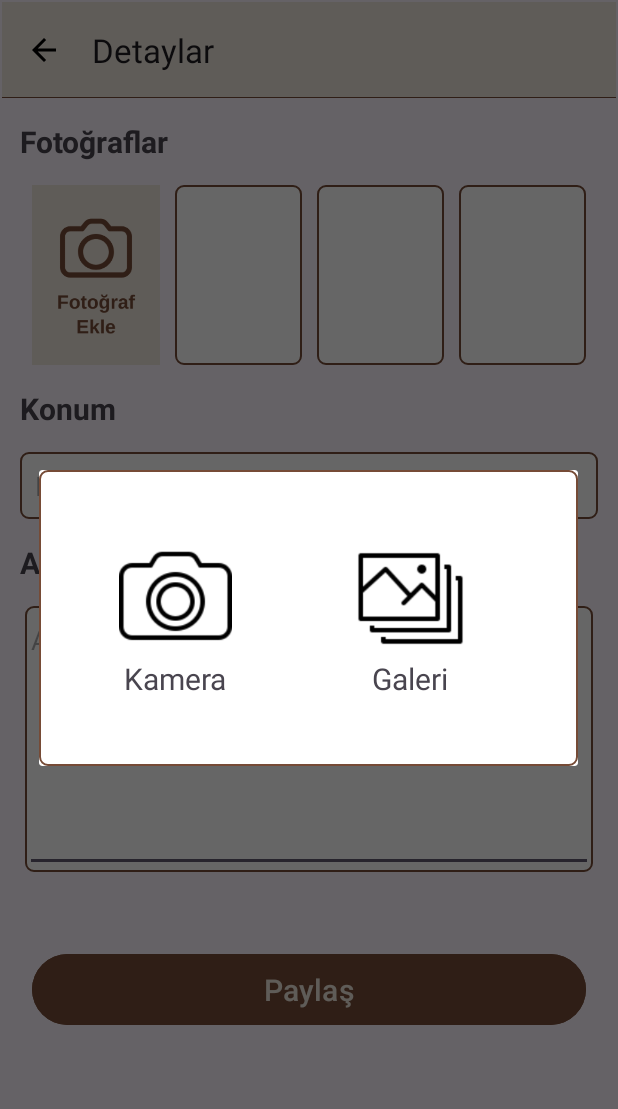
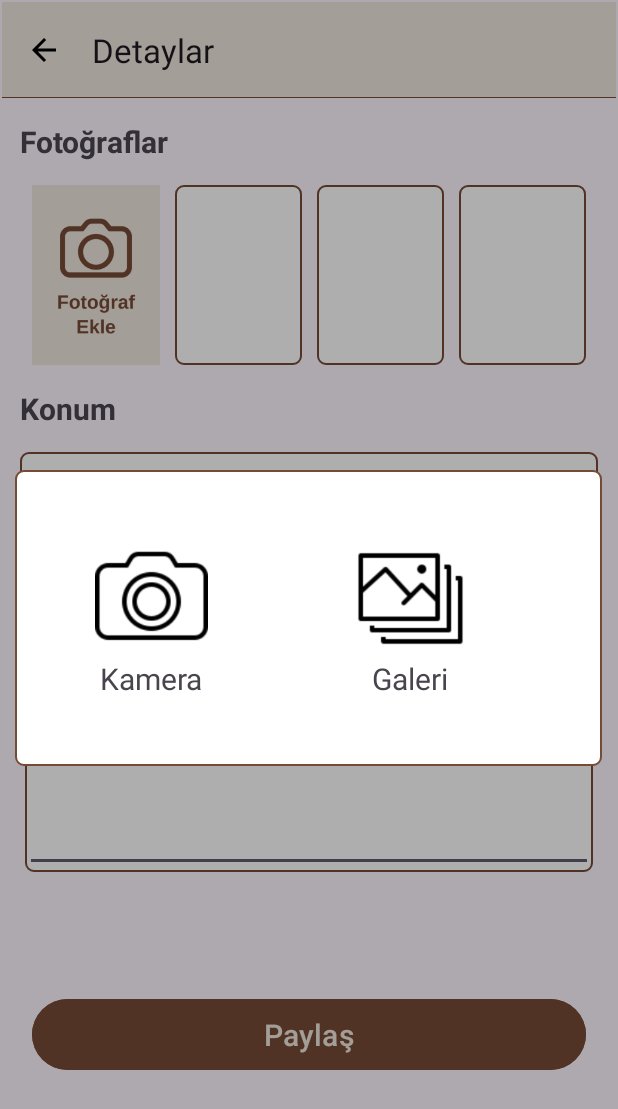
Before and after one commit to mustafaozger/KonumLA, an Android app: the screen it shows after launch (MainActivity), after a tap on an icon or button, on a phone screen of 412 x 824 dp. Shown: the top 1109 px of the screen. Run offline under Robolectric (Android 15) with nearby library versions, the light colour scheme and no system bars; our stand-ins replace data binding; libraries missing offline, so code that uses them is left out: com.github.dhaval2404.imagepicker.

Commit message:
detail page

```diff
--- a/app/src/main/java/com/example/mevltbul/Pages/AddDetailPage.kt
+++ b/app/src/main/java/com/example/mevltbul/Pages/AddDetailPage.kt
@@ -1,48 +1,35 @@
 package com.example.mevltbul.Pages
-
 import android.app.Activity
-import android.app.AlertDialog
 import android.app.Dialog
 import android.content.Intent
 import android.graphics.Color
 import android.graphics.drawable.ColorDrawable
 import android.net.Uri
 import android.os.Bundle
+import android.util.Log
 import androidx.fragment.app.Fragment
 import android.view.LayoutInflater
 import android.view.View
 import android.view.ViewGroup
-import android.view.Window
-import android.widget.Button
 import android.widget.ImageView
 import android.widget.Toast
-import androidx.activity.result.contract.ActivityResultContracts
-import androidx.fragment.app.DialogFragment
-import androidx.recyclerview.widget.RecyclerView.LayoutManager
+import androidx.appcompat.app.AlertDialog
 import com.example.mevltbul.Classes.Marker
 import com.example.mevltbul.R
 import com.example.mevltbul.Repository.DetailPageDaoRepository
 import com.example.mevltbul.databinding.FragmentAddDetailPageBinding
 import com.github.dhaval2404.imagepicker.ImagePicker
-import com.github.dhaval2404.imagepicker.constant.ImageProvider
+import com.github.dhaval2404.imagepicker.ImagePickerActivity
+import com.github.dhaval2404.imagepicker.ImagePickerFileProvider
 import java.util.LinkedList
 import java.util.Queue
-import java.util.Stack
 
 class AddDetailPage : Fragment()  {
     val imageViewList:Queue<ImageView> = LinkedList()
-    val uriList: Queue<Uri> = LinkedList()
     lateinit var binding:FragmentAddDetailPageBinding
     private var selectedImageView:ImageView?=null
-    val hashMap=HashMap<ImageView,Uri?>()
+    val uriList=ArrayList<Uri?>()
 
-    init {
-        uriList.add(null)
-        uriList.add(null)
-        uriList.add(null)
-        uriList.add(null)
-
-    }
 
 
 //    val launcher=registerForActivityResult(ActivityResultContracts.StartIntentSenderForResult()){
@@ -76,9 +63,8 @@ class AddDetailPage : Fragment()  {
             selectedImageView=binding.addImage1
             showAllert()
 
-
         }
-        binding.textView2.setOnClickListener{
+        binding.addImage2.setOnClickListener{
             selectedImageView=binding.addImage2
             showAllert()
         }
@@ -95,19 +81,10 @@ class AddDetailPage : Fragment()  {
 
 
         binding.btnShare.setOnClickListener {
-            val mar=Marker(
-                "dsa",
-                "dsdas",
-                "dsad",
-                binding.txtDetail.text.toString(),
-                uriList.poll()?.toString(),
-                uriList.poll()?.toString(),
-                uriList.poll()?.toString(),
-                uriList.poll()?.toString()
-            )
+
 
             val pr=DetailPageDaoRepository()
-             val result=pr.uploadImage(requireContext(),mar)
+             val result=pr.publishDetail(requireContext(),"mar","321231","2313","dskadasas",uriList)
 
 
 
@@ -118,45 +95,41 @@ class AddDetailPage : Fragment()  {
     }
 
 
+    fun showAllert(){
+        val builder=AlertDialog.Builder(requireContext())
+        val allertConext=LayoutInflater.from(requireContext()).inflate(R.layout.dialog_box_choose_camera_or_media,null)
+        builder.setView(allertConext)
+        val dialog=builder.create()
+        dialog.window?.setBackgroundDrawable(ColorDrawable(Color.TRANSPARENT))
 
+        val btn_camera: ImageView? =allertConext.findViewById(R.id.img_allert_camera)
+        val btn_gallery:ImageView?=allertConext.findViewById(R.id.img_allert_gallery)
 
-//    private fun showAllert(){
-//
-//        val dialog=Dialog(requireContext())
-//        dialog.requestWindowFeature(Window.FEATURE_NO_TITLE)
-//        dialog.setCancelable(false)
-//        dialog.setContentView(R.layout.dialog_box_choose_camera_or_media)
-//        dialog.window?.setBackgroundDrawable(ColorDrawable(Color.TRANSPARENT))
-//
-//
-//        val btnCamera: ImageView =dialog.findViewById(R.id.img_allert_camera)
-//        val btnGallery: ImageView =dialog.findViewById(R.id.img_allert_gallery)
-//
-//        btnCamera.setOnClickListener {
-//            ImagePicker.with(this).cameraOnly().start()
-//        }
-//        btnGallery.setOnClickListener {
-//            ImagePicker.with(this).galleryOnly()
-//        }
-//
-//        dialog.show()
-//
-//    }
+        btn_camera?.setOnClickListener {
+            ImagePicker.with(this).cameraOnly().start()
+            dialog.dismiss()
+        }
+        btn_gallery?.setOnClickListener {
+            ImagePicker.with(this).galleryOnly().start()
+            dialog.dismiss()
 
+        }
+        dialog.show()
 
+    }
     override fun onActivityResult(requestCode: Int, resultCode: Int, data: Intent?) {
         super.onActivityResult(requestCode, resultCode, data)
+        Log.d("hatamAddDetailPageOnActiv", "work")
+
         if(resultCode==Activity.RESULT_OK && requestCode ==ImagePicker.REQUEST_CODE){
             if (data != null) {
+                Log.d("hatamAddDetailPageOnActiv", "data "+ data.data.toString())
                 imageViewList.poll()?.setImageURI(data.data)
-                uriList.poll()
                 uriList.add(data.data)
                 if(imageViewList.size!=0){
                     imageViewList.peek()?.setImageResource(R.drawable.background_fotograf_ekle3)
                 }
-//                selectedImageView?.setImageURI(data.data)
-//                data.data?.let { selectedImageView?.let { it1 -> hashMap.put(it1, it) } }
-//
+
 
             }
         }
@@ -166,30 +139,4 @@ class AddDetailPage : Fragment()  {
 
 
 
-    private fun  showAllert(){
-        val builder=AlertDialog.Builder(requireContext())
-        val customView=LayoutInflater.from(requireContext()).inflate(R.layout.dialog_box_choose_camera_or_media,null)
-        builder.setView(customView)
-
-
-        val dialog=builder.create()
-        dialog.window?.setLayout(ViewGroup.LayoutParams.MATCH_PARENT,ViewGroup.LayoutParams.MATCH_PARENT)
-
-
-        val camera=customView.findViewById<ImageView>(R.id.img_allert_camera)
-        val gallery=customView.findViewById<ImageView>(R.id.img_allert_gallery)
-
-        camera.setOnClickListener {
-            ImagePicker.with(requireActivity()).cameraOnly().start()
-            dialog.dismiss()
-        }
-        gallery.setOnClickListener {
-            ImagePicker.with(requireActivity()).galleryOnly().start()
-            dialog.dismiss()
-        }
-        dialog.show()
-
-    }
-
-
 }
--- a/app/src/main/res/layout/fragment_add_detail_page.xml
+++ b/app/src/main/res/layout/fragment_add_detail_page.xml
@@ -9,7 +9,7 @@
 
       <LinearLayout
           android:layout_width="match_parent"
-          android:layout_height="wrap_content"
+          android:layout_height="match_parent"
           android:orientation="vertical"
           tools:context=".Pages.AddDetailPage">
 
@@ -39,8 +39,8 @@
             <LinearLayout
                 android:layout_width="match_parent"
                 android:layout_height="120dp"
+                android:layout_marginLeft="10dp"
                 android:layout_marginTop="15dp"
-                android:layout_marginLeft="10dp"
                 android:layout_marginRight="10dp"
                 android:orientation="horizontal">
 
@@ -141,14 +141,14 @@
                 android:layout_width="match_parent"
                 android:layout_height="wrap_content"
                 android:layout_marginLeft="20dp"
-                android:layout_marginTop="35dp"
+                android:layout_marginTop="65dp"
                 android:layout_marginRight="20dp"
                 android:backgroundTint="@color/brown"
+                android:padding="10sp"
                 android:text="Paylaş"
-                android:padding="10sp"
-                android:textSize="20sp"
+                android:textColor="@color/cream"
 
-                android:textColor="@color/cream" />
+                android:textSize="20sp" />
 
       </LinearLayout>
 </layout>
```
Also changed, not shown: app/src/main/java/com/example/mevltbul/Repository/DetailPageDaoRepository.kt (+43 -1 lines).
